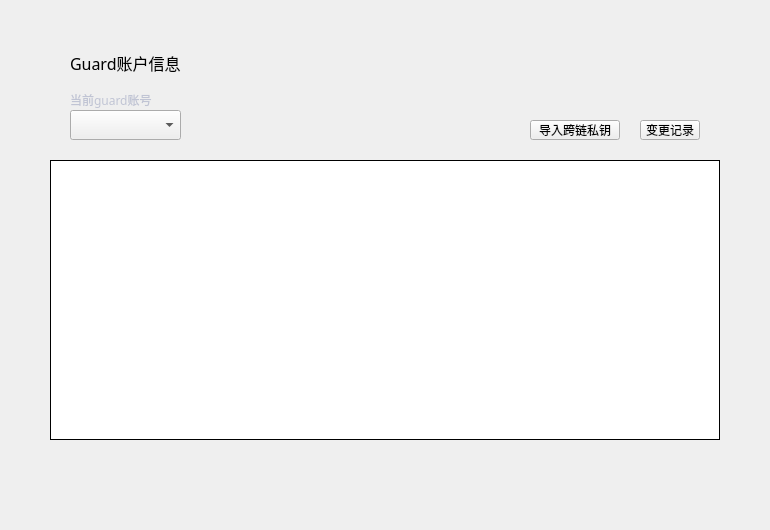
Above: LNKWallet/guard/GuardKeyManagePage.ui from HcashOrg/hx-indicator before the change. Below: the same form after it.
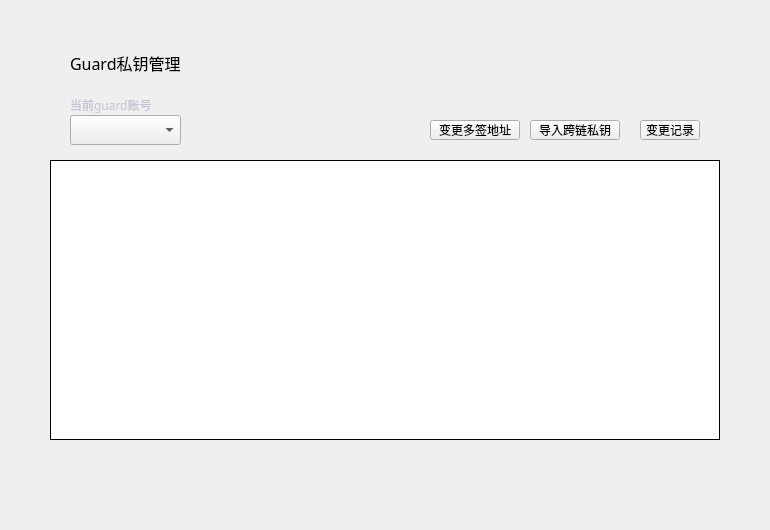
That is the form after the change.

Diff of the .ui file:
```diff
--- a/LNKWallet/guard/GuardKeyManagePage.ui
+++ b/LNKWallet/guard/GuardKeyManagePage.ui
@@ -162,7 +162,7 @@
    <property name="geometry">
     <rect>
      <x>70</x>
-     <y>90</y>
+     <y>95</y>
      <width>100</width>
      <height>20</height>
     </rect>
@@ -186,7 +186,7 @@
    <property name="geometry">
     <rect>
      <x>70</x>
-     <y>110</y>
+     <y>115</y>
      <width>111</width>
      <height>30</height>
     </rect>
@@ -210,7 +210,7 @@
     <rect>
      <x>70</x>
      <y>50</y>
-     <width>200</width>
+     <width>300</width>
      <height>26</height>
     </rect>
    </property>
@@ -227,7 +227,7 @@
     <string notr="true"/>
    </property>
    <property name="text">
-    <string>Guard账户信息</string>
+    <string>Guard私钥管理</string>
    </property>
   </widget>
   <widget class="QToolButton" name="historyBtn">
@@ -290,6 +290,36 @@
     <string>导入跨链私钥</string>
    </property>
   </widget>
+  <widget class="QToolButton" name="changeAddressBtn">
+   <property name="geometry">
+    <rect>
+     <x>430</x>
+     <y>120</y>
+     <width>90</width>
+     <height>20</height>
+    </rect>
+   </property>
+   <property name="font">
+    <font>
+     <family>微软雅黑</family>
+     <weight>50</weight>
+     <italic>false</italic>
+     <bold>false</bold>
+    </font>
+   </property>
+   <property name="cursor">
+    <cursorShape>PointingHandCursor</cursorShape>
+   </property>
+   <property name="focusPolicy">
+    <enum>Qt::NoFocus</enum>
+   </property>
+   <property name="styleSheet">
+    <string notr="true"/>
+   </property>
+   <property name="text">
+    <string>变更多签地址</string>
+   </property>
+  </widget>
  </widget>
  <resources/>
  <connections/>
```
